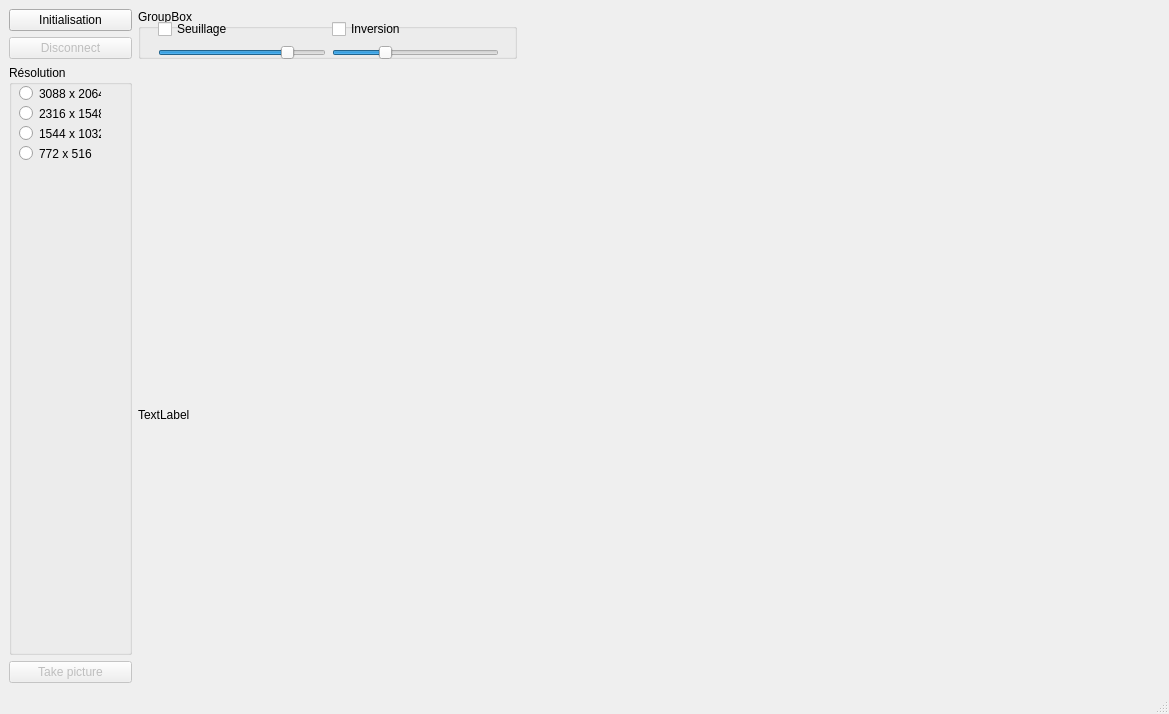
Lotheas/PFE-Vision, file mainwindow.ui: the form before one commit.
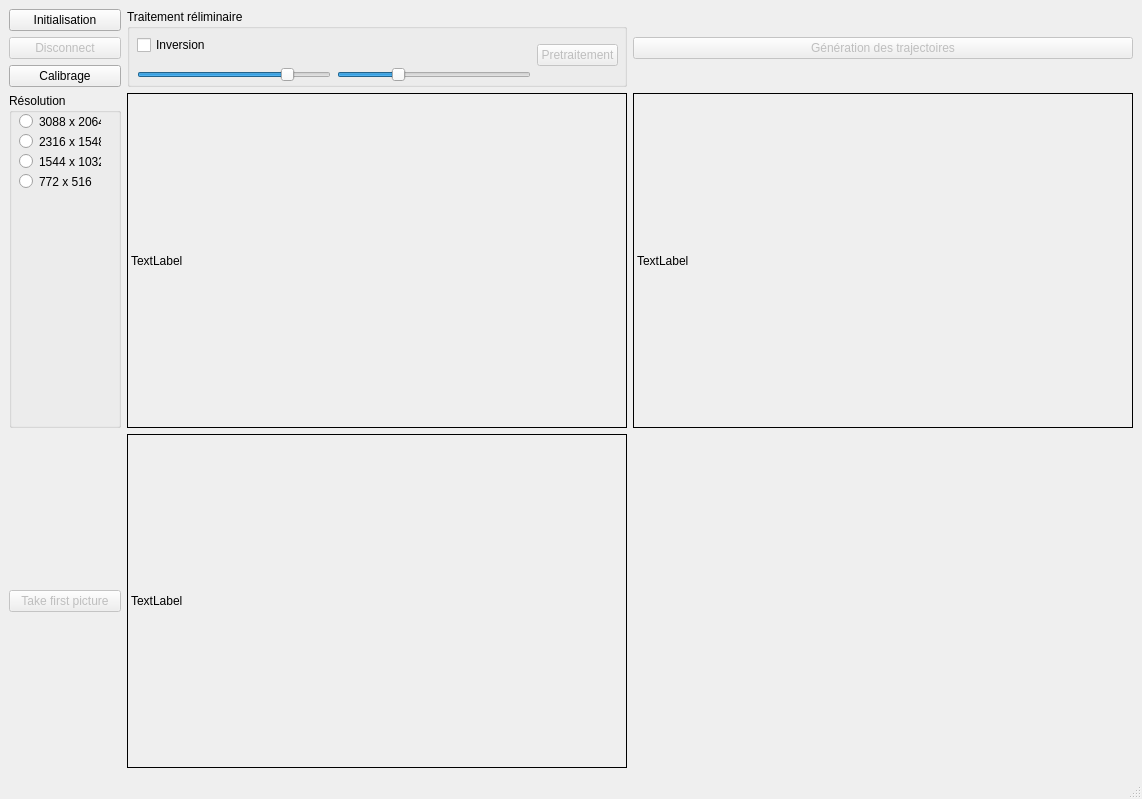
The form after the commit.

Commit message: GUI Update / Traj gene integration

The edit to the form file:
```diff
--- a/mainwindow.ui
+++ b/mainwindow.ui
@@ -6,14 +6,14 @@
    <rect>
     <x>0</x>
     <y>0</y>
-    <width>1169</width>
-    <height>714</height>
+    <width>1142</width>
+    <height>799</height>
    </rect>
   </property>
   <property name="minimumSize">
    <size>
     <width>700</width>
-    <height>700</height>
+    <height>200</height>
    </size>
   </property>
   <property name="windowTitle">
@@ -22,6 +22,13 @@
   <widget class="QWidget" name="centralwidget">
    <layout class="QGridLayout" name="gridLayout">
     <item row="2" column="0">
+     <widget class="QPushButton" name="btn_calibrage">
+      <property name="text">
+       <string>Calibrage</string>
+      </property>
+     </widget>
+    </item>
+    <item row="3" column="0">
      <widget class="QGroupBox" name="groupBox_resolution">
       <property name="minimumSize">
        <size>
@@ -86,13 +93,13 @@
       </widget>
      </widget>
     </item>
-    <item row="3" column="0">
+    <item row="4" column="0">
      <widget class="QPushButton" name="btn_single">
       <property name="enabled">
        <bool>false</bool>
       </property>
       <property name="text">
-       <string>Take picture</string>
+       <string>Take first picture</string>
       </property>
      </widget>
     </item>
@@ -113,26 +120,45 @@
       </property>
      </widget>
     </item>
-    <item row="2" column="1" colspan="8">
-     <widget class="QLabel" name="lbl_img">
+    <item row="3" column="1">
+     <widget class="QLabel" name="lbl_imgInit">
       <property name="minimumSize">
        <size>
-        <width>700</width>
-        <height>700</height>
+        <width>500</width>
+        <height>334</height>
        </size>
       </property>
       <property name="frameShape">
-       <enum>QFrame::NoFrame</enum>
+       <enum>QFrame::Box</enum>
       </property>
       <property name="lineWidth">
-       <number>3</number>
+       <number>1</number>
       </property>
       <property name="text">
        <string>TextLabel</string>
       </property>
      </widget>
     </item>
-    <item row="0" column="1" rowspan="2" colspan="3">
+    <item row="3" column="2">
+     <widget class="QLabel" name="lbl_imgPre">
+      <property name="minimumSize">
+       <size>
+        <width>500</width>
+        <height>334</height>
+       </size>
+      </property>
+      <property name="frameShape">
+       <enum>QFrame::Box</enum>
+      </property>
+      <property name="lineWidth">
+       <number>1</number>
+      </property>
+      <property name="text">
+       <string>TextLabel</string>
+      </property>
+     </widget>
+    </item>
+    <item row="0" column="1" rowspan="3">
      <widget class="QGroupBox" name="groupBox">
       <property name="minimumSize">
        <size>
@@ -141,15 +167,15 @@
        </size>
       </property>
       <property name="title">
-       <string>GroupBox</string>
+       <string>Traitement réliminaire</string>
       </property>
       <widget class="QWidget" name="gridLayoutWidget">
        <property name="geometry">
         <rect>
-         <x>20</x>
-         <y>10</y>
-         <width>341</width>
-         <height>41</height>
+         <x>10</x>
+         <y>20</y>
+         <width>481</width>
+         <height>53</height>
         </rect>
        </property>
        <layout class="QGridLayout" name="gridLayout_2">
@@ -191,24 +217,56 @@
           </property>
          </widget>
         </item>
-        <item row="0" column="1">
+        <item row="0" column="2" rowspan="3">
+         <widget class="QPushButton" name="btn_imgPre">
+          <property name="enabled">
+           <bool>false</bool>
+          </property>
+          <property name="text">
+           <string>Pretraitement</string>
+          </property>
+         </widget>
+        </item>
+        <item row="0" column="0" rowspan="2" colspan="2">
          <widget class="QCheckBox" name="checkBox_inversion">
           <property name="text">
            <string>Inversion</string>
           </property>
          </widget>
         </item>
-        <item row="0" column="0">
-         <widget class="QCheckBox" name="checkBox_seuillage">
-          <property name="text">
-           <string>Seuillage</string>
-          </property>
-         </widget>
-        </item>
        </layout>
       </widget>
      </widget>
     </item>
+    <item row="4" column="1">
+     <widget class="QLabel" name="lbl_imgRes">
+      <property name="minimumSize">
+       <size>
+        <width>500</width>
+        <height>334</height>
+       </size>
+      </property>
+      <property name="frameShape">
+       <enum>QFrame::Box</enum>
+      </property>
+      <property name="lineWidth">
+       <number>1</number>
+      </property>
+      <property name="text">
+       <string>TextLabel</string>
+      </property>
+     </widget>
+    </item>
+    <item row="1" column="2">
+     <widget class="QPushButton" name="btn_traj">
+      <property name="enabled">
+       <bool>false</bool>
+      </property>
+      <property name="text">
+       <string>Génération des trajectoires</string>
+      </property>
+     </widget>
+    </item>
    </layout>
   </widget>
   <widget class="QStatusBar" name="statusbar"/>
```
The commit also changes 7 other files.
